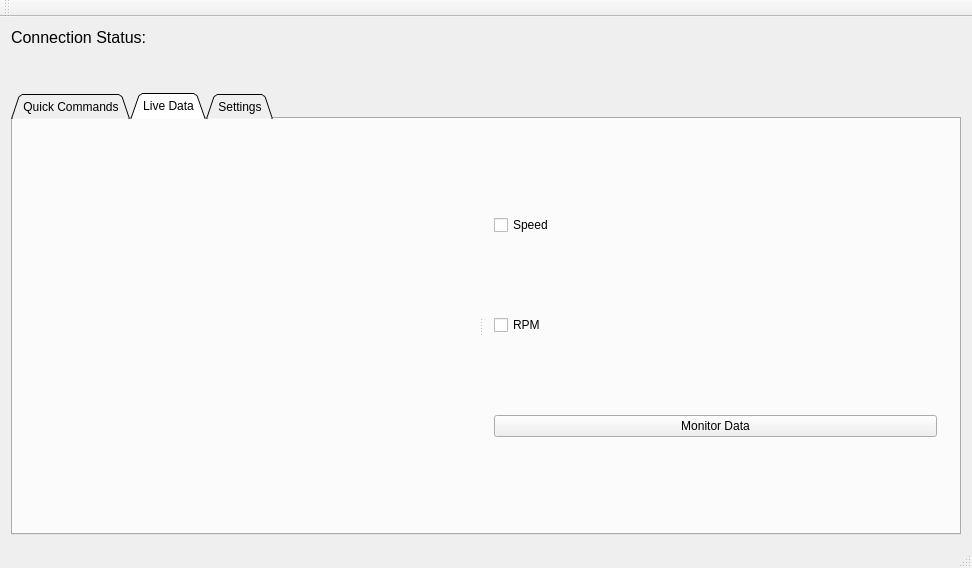
This is src/mainwindow.ui in 026rus/OBDII as Qt 5 draws it before an edit. The edited form follows.
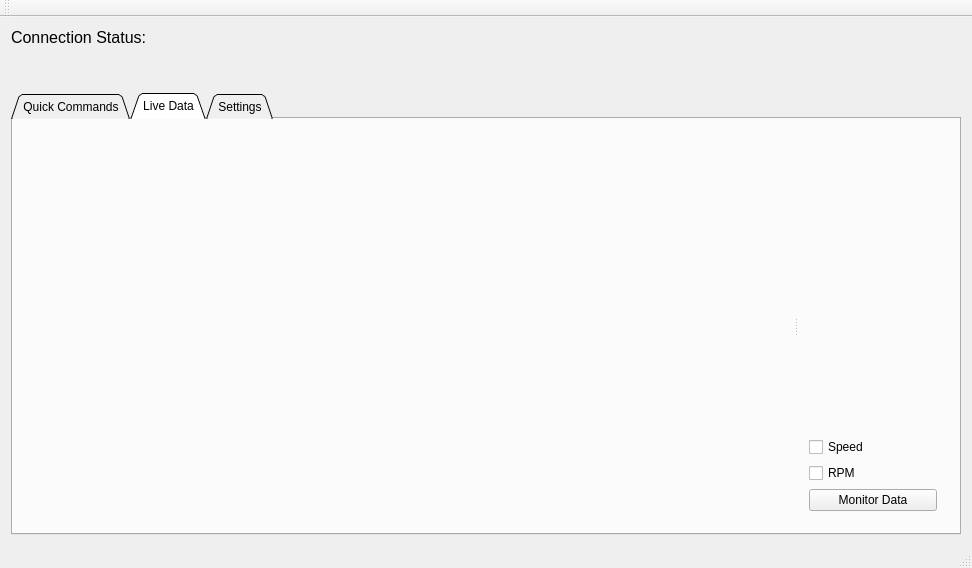
This is the edited form. The open tabs and pages were chosen to show the change. Custom widgets are drawn as their Qt base class.

Commit message:
GUI sizing and defaults
    Should be a little nicer by default now.

Diff of the .ui file:
```diff
--- a/src/mainwindow.ui
+++ b/src/mainwindow.ui
@@ -54,7 +54,7 @@
             <enum>Qt::Horizontal</enum>
            </property>
            <widget class="QTextBrowser" name="outputBrowser"/>
-           <widget class="QWidget" name="">
+           <widget class="QWidget" name="layoutWidget">
             <layout class="QVBoxLayout" name="verticalLayout">
              <item>
               <widget class="QPushButton" name="connectButton">
@@ -111,8 +111,30 @@
           <widget class="QCustomPlot" name="customPlot" native="true"/>
           <widget class="QWidget" name="layoutWidget">
            <layout class="QVBoxLayout" name="verticalLayout_3">
+            <property name="sizeConstraint">
+             <enum>QLayout::SetMaximumSize</enum>
+            </property>
+            <item>
+             <spacer name="dataVertPadding">
+              <property name="orientation">
+               <enum>Qt::Vertical</enum>
+              </property>
+              <property name="sizeHint" stdset="0">
+               <size>
+                <width>20</width>
+                <height>40</height>
+               </size>
+              </property>
+             </spacer>
+            </item>
             <item>
              <widget class="QCheckBox" name="speedBox">
+              <property name="maximumSize">
+               <size>
+                <width>64</width>
+                <height>16777215</height>
+               </size>
+              </property>
               <property name="text">
                <string>Speed</string>
               </property>
@@ -120,6 +142,12 @@
             </item>
             <item>
              <widget class="QCheckBox" name="rpmBox">
+              <property name="maximumSize">
+               <size>
+                <width>64</width>
+                <height>16777215</height>
+               </size>
+              </property>
               <property name="text">
                <string>RPM</string>
               </property>
@@ -127,6 +155,12 @@
             </item>
             <item>
              <widget class="QPushButton" name="monitorButton">
+              <property name="maximumSize">
+               <size>
+                <width>128</width>
+                <height>16777215</height>
+               </size>
+              </property>
               <property name="text">
                <string>Monitor Data</string>
               </property>
```
Left out of the diff: 48 changed lines with no effect on the pictures.
